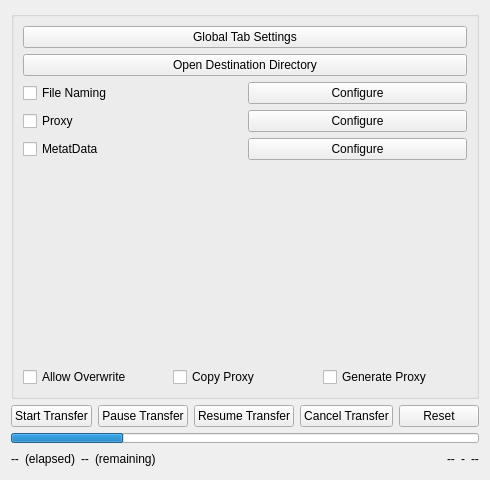
Above: Libs/UserInterfaces/SourceFunctions.ui from AltaArts/SourceTab--Prism-Plugin before the change. Below: the same form after it.
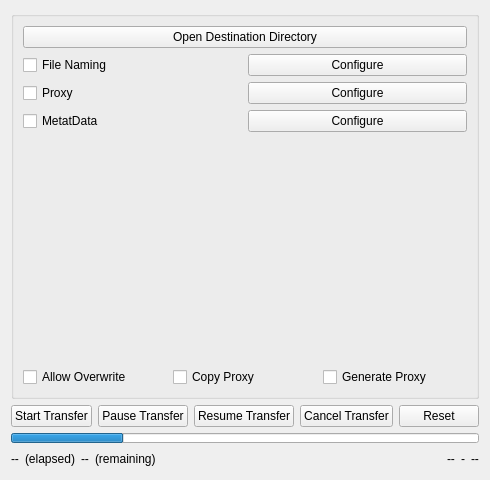
That is the form after the change.

Commit message:
Combined Popups, Converted Settings, Added Filenaming
- Moved the Display popups into one Lib
- Added the initial Implementation of File Name Modifiers
- Removed the Config popup and moved config settings into the Prism Project settings

```diff
--- a/Libs/UserInterfaces/SourceFunctions.ui
+++ b/Libs/UserInterfaces/SourceFunctions.ui
@@ -54,13 +54,6 @@
           <string/>
          </property>
          <layout class="QVBoxLayout" name="gb_lo_functions">
-          <item>
-           <widget class="QPushButton" name="b_globalSettings">
-            <property name="text">
-             <string>Global Tab Settings</string>
-            </property>
-           </widget>
-          </item>
           <item>
            <widget class="QPushButton" name="b_openDestDir">
             <property name="text">
```
The commit also changes 12 other files.
